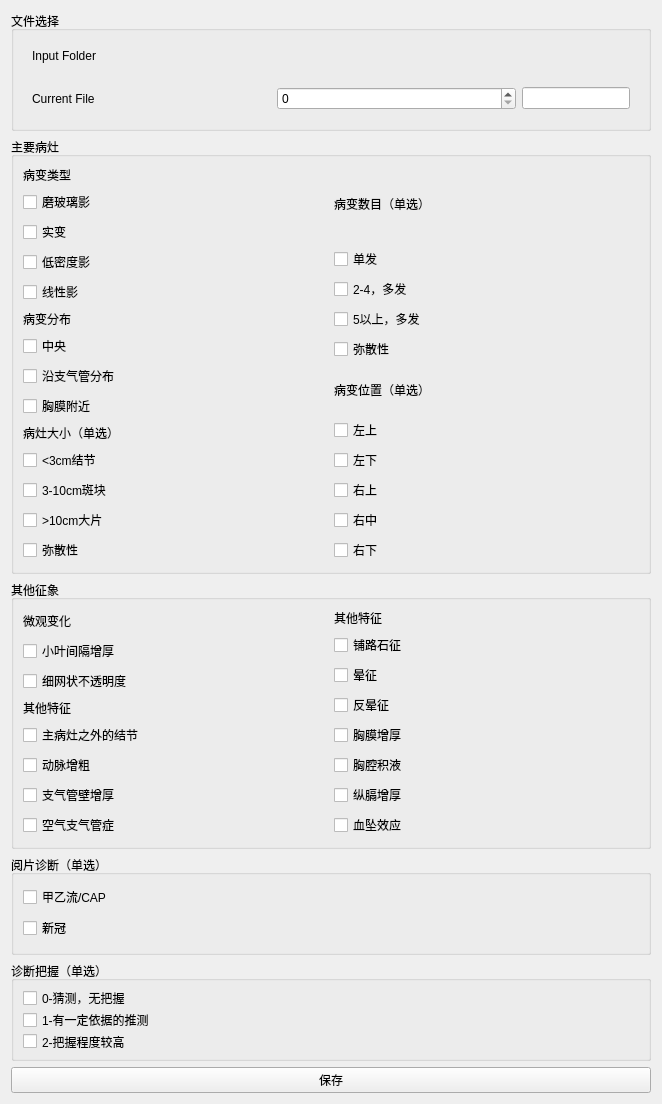
Above: OpenCOVID_Detecter/CT_Characteristic/Resources/UI/CT_Characteristic.ui from weixr18/OCD_Slicer_Plugin before the change. Below: the same form after it.
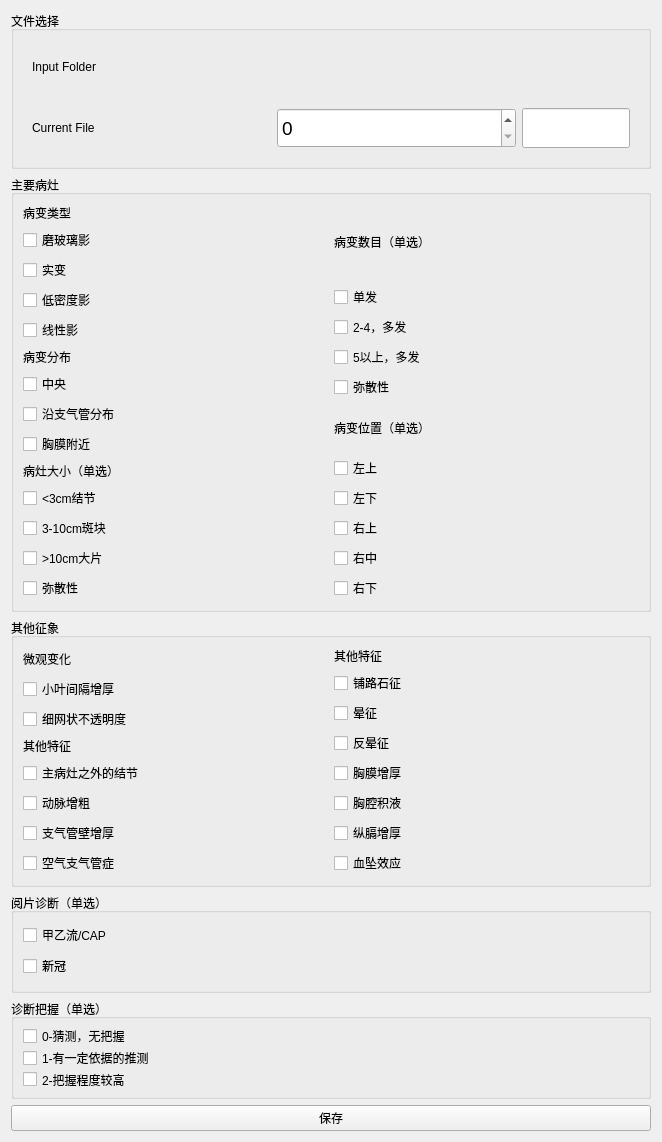
That is the form after the change. Custom widgets are drawn as their Qt base class.

Commit message: Charateristic module last commit

The edit to the form file:
```diff
--- a/OpenCOVID_Detecter/CT_Characteristic/Resources/UI/CT_Characteristic.ui
+++ b/OpenCOVID_Detecter/CT_Characteristic/Resources/UI/CT_Characteristic.ui
@@ -53,6 +53,17 @@
          </item>
          <item>
           <widget class="ctkPathLineEdit" name="PathLineEdit">
+           <property name="minimumSize">
+            <size>
+             <width>0</width>
+             <height>35</height>
+            </size>
+           </property>
+           <property name="font">
+            <font>
+             <pointsize>12</pointsize>
+            </font>
+           </property>
            <property name="filters">
             <set>ctkPathLineEdit::Dirs|ctkPathLineEdit::NoDot|ctkPathLineEdit::NoDotDot</set>
            </property>
@@ -94,6 +105,17 @@
          </item>
          <item>
           <widget class="QSpinBox" name="idSpinBox">
+           <property name="minimumSize">
+            <size>
+             <width>0</width>
+             <height>40</height>
+            </size>
+           </property>
+           <property name="font">
+            <font>
+             <pointsize>14</pointsize>
+            </font>
+           </property>
            <property name="readOnly">
             <bool>false</bool>
            </property>
@@ -107,6 +129,12 @@
              <verstretch>0</verstretch>
             </sizepolicy>
            </property>
+           <property name="minimumSize">
+            <size>
+             <width>0</width>
+             <height>40</height>
+            </size>
+           </property>
            <property name="readOnly">
             <bool>true</bool>
            </property>
```
The commit also changes 1 other file.
